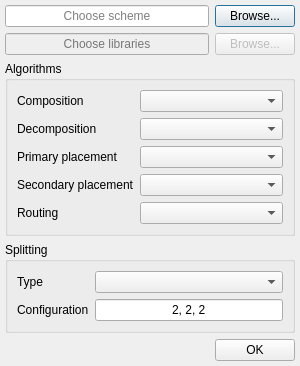
The window that app/gui/setupsessiondialog/setupsessiondialog.ui (olerapx/VLSI-Designer) describes before a commit, drawn with Qt 5.
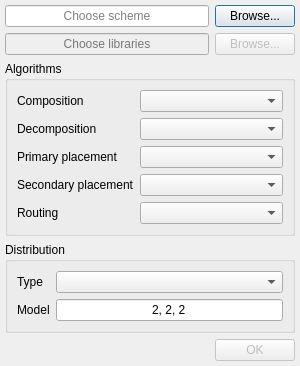
The same window after the commit.

What changed in the file:
```diff
--- a/app/gui/setupsessiondialog/setupsessiondialog.ui
+++ b/app/gui/setupsessiondialog/setupsessiondialog.ui
@@ -160,7 +160,7 @@
    <item>
     <widget class="QGroupBox" name="splittingGroup">
      <property name="title">
-      <string>Splitting</string>
+      <string>Distribution</string>
      </property>
      <layout class="QFormLayout" name="formLayout_2">
       <item row="0" column="0">
@@ -176,7 +176,7 @@
       <item row="1" column="0">
        <widget class="QLabel" name="splittingConfigurationLabel">
         <property name="text">
-         <string>Configuration</string>
+         <string>Model</string>
         </property>
        </widget>
       </item>
@@ -223,6 +223,9 @@
      </item>
      <item>
       <widget class="QPushButton" name="okButton">
+       <property name="enabled">
+        <bool>false</bool>
+       </property>
        <property name="sizePolicy">
         <sizepolicy hsizetype="Fixed" vsizetype="Fixed">
          <horstretch>0</horstretch>
```
Left out of the diff: 14 changed lines with no effect on the pictures.
